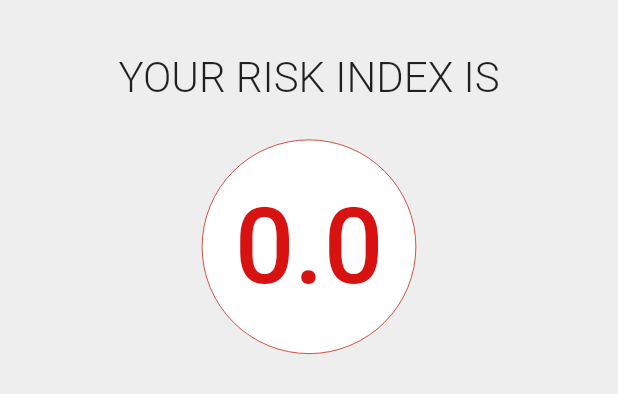
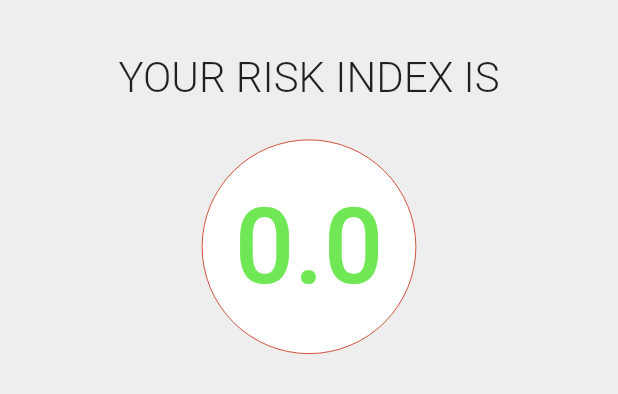
Before and after one commit to MananSoni42/CodeFunDo, a Flutter app: the ScoreWidget widget shown alone on an empty page, opened directly, on a phone screen of 412 x 824 dp. Shown: the top 394 px of the screen. Run offline on Flutter 3.47's test engine with Material 2 defaults, Android fonts, the light colour scheme and no system bars; our stand-ins replace firebase_auth, firebase_messaging, google_sign_in; missing offline and left inert: map_view; accounts and stored records are empty.

Commit message:
Score: update color scheme, Tips: update text to fit into the screen

```diff
--- a/catastrofree_app/lib/disaster_tips.dart
+++ b/catastrofree_app/lib/disaster_tips.dart
@@ -22,7 +22,7 @@ class _TipsListState extends State<TipsList> {
         false,
         'Stuck in an Earthquake ?',
         Text(
-            " • Take cover under a desk or table\n • If outdoors, get away from buildings, trees, and power lines and drop to the ground\n • If you are in bed, hold on and stay there, protecting your head with a pillow.\n • If you are in a car, slow down and drive to a clear place",
+            " • Try to take cover under a desk or table\n • If outdoors, get away from buildings and power lines\n • If you are in bed, protect your head with a pillow.\n • If you are in a car, slow down and drive to a clear place",
             softWrap: true, style: TextStyle(fontSize: 15.0)),
         Image(
           image: AssetImage('assets/images/earthquake_symbol.png'),
@@ -54,7 +54,7 @@ class _TipsListState extends State<TipsList> {
         false,
         'Stuck in a Tsunami ?',
         Text(
-            " • Protect windows with plywood boards, or storm shutters\n • Have several days supply of food and water for everyone\n • Remain indoors when the eye moves over your area because the storm will resume shortly\n • Monitor Weather and Civil Service Bulletins on either regular or NOAA radio\n",
+            " • Protect windows with plywood boards\n • Have several days supply of food and water\n • Remain indoors when the eye moves over your area\n • Monitor Weather and Civil Bulletins on NOAA radio\n",
             softWrap: true, style: TextStyle(fontSize: 15.0)),
         Image(
           image: AssetImage('assets/images/tsunami_symbol.png'),
--- a/catastrofree_app/lib/scoreWidget.dart
+++ b/catastrofree_app/lib/scoreWidget.dart
@@ -13,17 +13,17 @@ class ScoreWidget extends StatefulWidget {
 class _ScoreWidgetState extends State<ScoreWidget>
     with TickerProviderStateMixin {
   static const Map x = {
-    0: Color(0xFFd81111),
-    1: Color(0xFFd81111),
-    2: Color(0xFFf24b4b),
-    3: Color(0xFF70e855),
-    4: Color(0xFFc68c35),
+    10: Color(0xFFd81111),
+    9: Color(0xFFd81111),
+    8: Color(0xFFf24b4b),
+    7: Color(0xFFf24b4b),
+    6: Color(0xFFc68c35),
     5: Color(0xFFe8c555),
-    6: Color(0xFFe0e855),
-    7: Color(0xFFd1e855),
-    8: Color(0xFFb2e855),
-    9: Color(0xFF8fe855),
-    10: Color(0xFF70e855),
+    4: Color(0xFFe0e855),
+    3: Color(0xFFd1e855),
+    2: Color(0xFF8fe855),
+    1: Color(0xFF8fe855),
+    0: Color(0xFF70e855),
   };
   double finalScore = 0.0;
   static double dispScore = 0.0;
```
